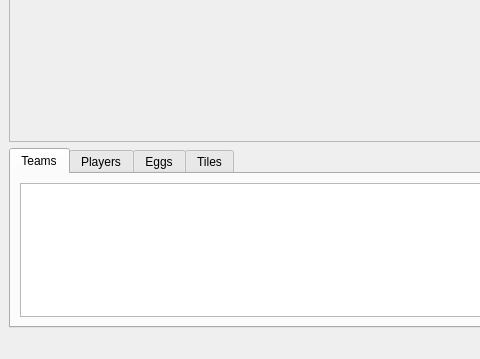
Armaldio/zappy, file clientqt/src/UI/MainWindow.ui: the form before one commit; both pictures show x 0 to 480 and y 409 to 768 of the 1024 by 768 pixel window.
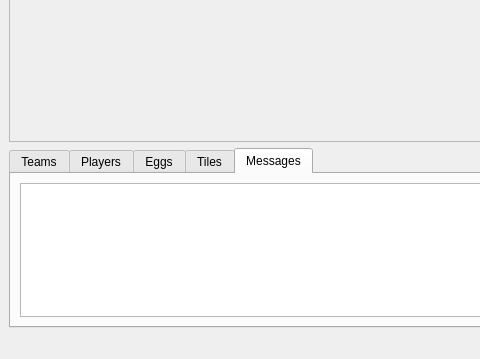
The form after the commit. The open tabs and pages were chosen to show the change.

Commit message: update include directory + pre added message serveur zone

```diff
--- a/clientqt/src/UI/MainWindow.ui
+++ b/clientqt/src/UI/MainWindow.ui
@@ -194,8 +194,14 @@
       </item>
       <item>
        <widget class="QTabWidget" name="tabWidget">
+        <property name="tabShape">
+         <enum>QTabWidget::Rounded</enum>
+        </property>
         <property name="currentIndex">
-         <number>3</number>
+         <number>0</number>
+        </property>
+        <property name="documentMode">
+         <bool>false</bool>
         </property>
         <widget class="QWidget" name="TeamsTab">
          <attribute name="title">
@@ -262,6 +268,16 @@
           </item>
          </layout>
         </widget>
+        <widget class="QWidget" name="MessageTab">
+         <attribute name="title">
+          <string>Messages</string>
+         </attribute>
+         <layout class="QGridLayout" name="gridLayout_7">
+          <item row="0" column="0">
+           <widget class="QTableView" name="messagesTable"/>
+          </item>
+         </layout>
+        </widget>
        </widget>
       </item>
      </layout>
```
The commit also changes 12 other files.
